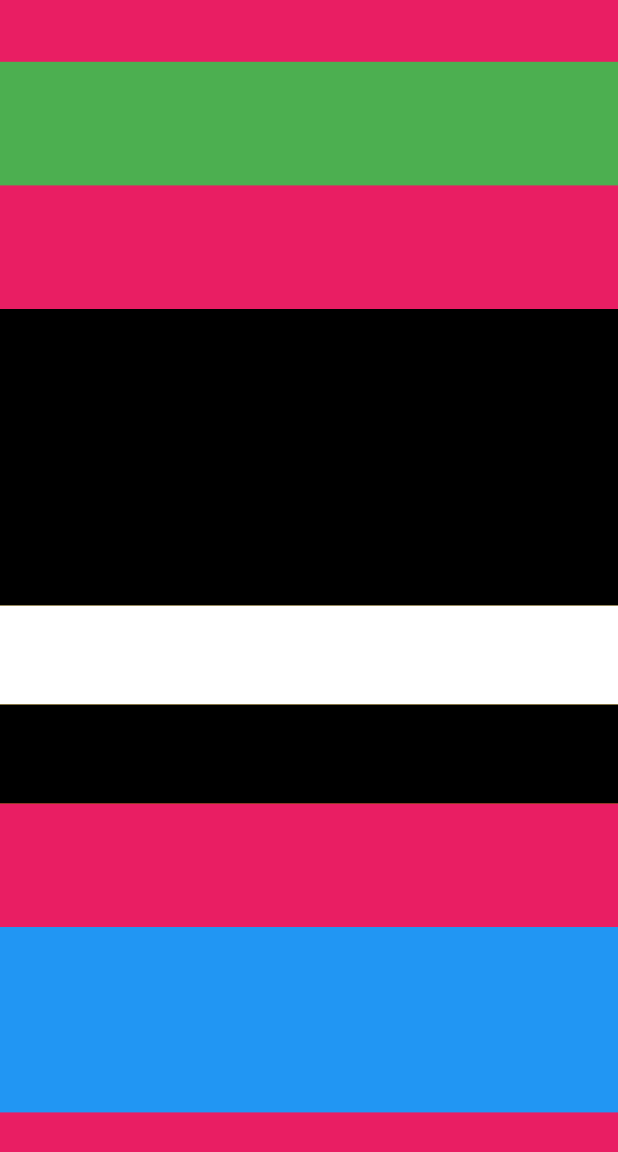
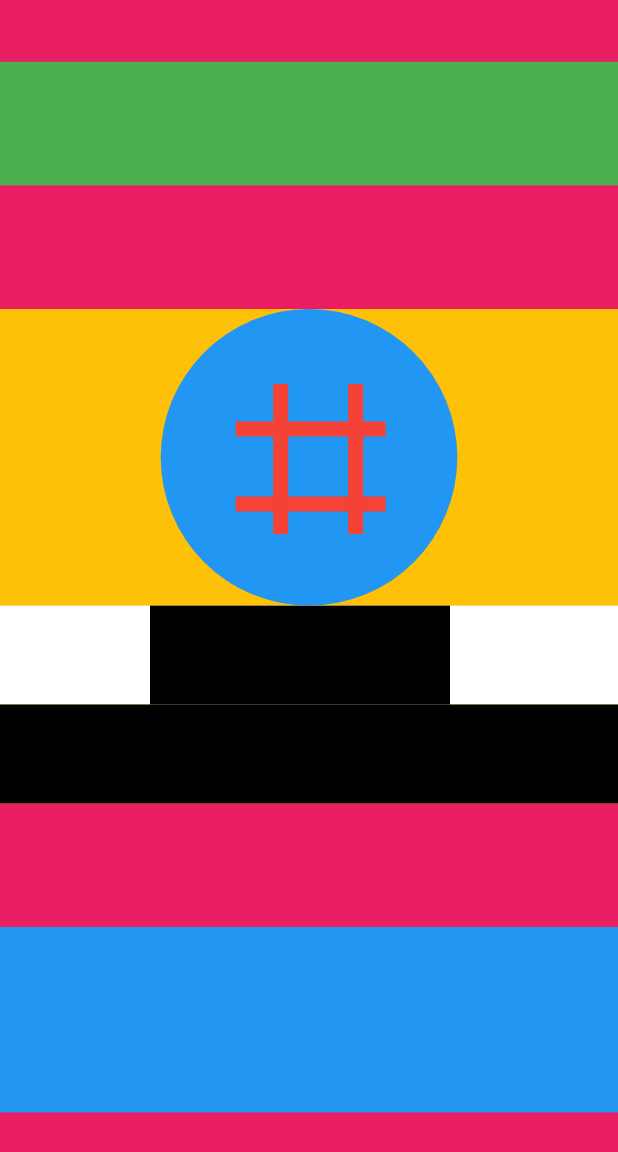
Before and after one commit to muhammettalhakaymak23214/infinite-sudoku, a Flutter app: the screen it shows after launch, on a phone screen of 412 x 824 dp. Shown: the top 1152 px of the screen. Run offline on Flutter 3.47's test engine with Material 3 defaults, Android fonts, the phone set to English and light mode, and no system bars.

Commit message:
MenuPage düzenlendi.

```diff
--- a/infinity_sudoku/lib/screens/menu_page.dart
+++ b/infinity_sudoku/lib/screens/menu_page.dart
@@ -39,13 +39,68 @@ class _MenuPageState extends State<MenuPage> {
               color: Colors.amber,
               child: Column(
                 children: [
-                  Container(
-                    height: (mediumContainerHeight / 100) * 60,
-                    color: Colors.black,
+                  Stack(
+                    children: [
+                      Container(
+                        width: (mediumContainerHeight / 100) * 60,
+                        height: (mediumContainerHeight / 100) * 60,
+                        //color: Colors.blue,
+                        decoration: BoxDecoration(
+                            color: Colors.blue,
+                            borderRadius: BorderRadius.circular(200)),
+                      ),
+                      Positioned(
+                          left: 75,
+                          top: 50,
+                          child: Container(
+                            width: 10,
+                            height: 100,
+                            color: Colors.red,
+                          )),
+                      Positioned(
+                          left: 125,
+                          top: 50,
+                          child: Container(
+                            width: 10,
+                            height: 100,
+                            color: Colors.red,
+                          )),
+                      Positioned(
+                          left: 50,
+                          top: 75,
+                          child: Container(
+                            width: 100,
+                            height: 10,
+                            color: Colors.red,
+                          )),
+                      Positioned(
+                          left: 50,
+                          top: 125,
+                          child: Container(
+                            width: 100,
+                            height: 10,
+                            color: Colors.red,
+                          )),
+                    ],
                   ),
                   Container(
                     height: (mediumContainerHeight / 100) * 20,
                     color: Colors.white,
+                    child: Row(
+                      children: [
+                        Container(
+                          width: 100,
+                        ),
+                        Container(
+                          height: (mediumContainerHeight / 100) * 20,
+                          width: 200,
+                          color: Colors.black,
+                        ),
+                        Container(
+                          width: 100,
+                        )
+                      ],
+                    ),
                   ),
                   Container(
                     height: (mediumContainerHeight / 100) * 20,
```
